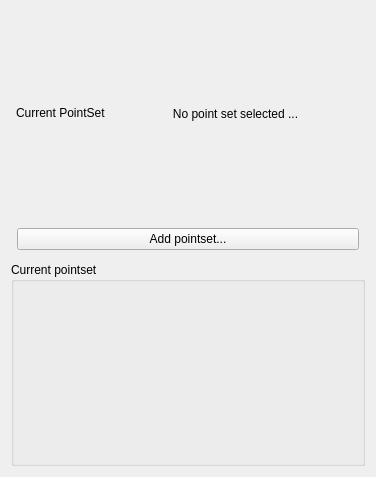
Qt form Plugins/org.mitk.gui.qt.pointsetinteraction/src/internal/QmitkPointSetInteractionViewControls.ui (MITK/MITK) before a commit.
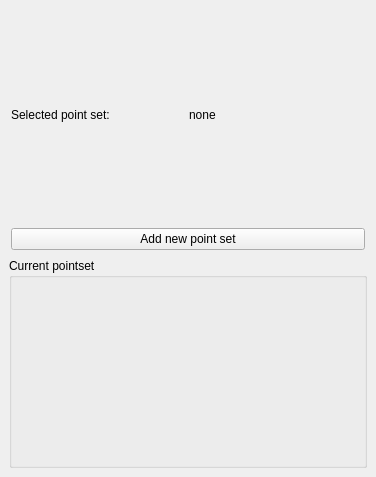
The same form after that commit. Custom widgets are drawn as their Qt base class.

Commit message: beautified ui of pointsetinteraction

```diff
--- a/Plugins/org.mitk.gui.qt.pointsetinteraction/src/internal/QmitkPointSetInteractionViewControls.ui
+++ b/Plugins/org.mitk.gui.qt.pointsetinteraction/src/internal/QmitkPointSetInteractionViewControls.ui
@@ -20,37 +20,31 @@
    <string>QmitkPointSetInteractionView</string>
   </property>
   <layout class="QVBoxLayout">
+   <property name="spacing">
+    <number>6</number>
+   </property>
+   <property name="margin">
+    <number>9</number>
+   </property>
    <item>
     <layout class="QHBoxLayout">
      <property name="spacing">
-      <number>5</number>
+      <number>2</number>
      </property>
      <property name="margin">
-      <number>5</number>
+      <number>2</number>
      </property>
      <item>
-      <widget class="QLabel" name="textLabel1">
-       <property name="sizePolicy">
-        <sizepolicy hsizetype="Maximum" vsizetype="Maximum">
-         <horstretch>0</horstretch>
-         <verstretch>0</verstretch>
-        </sizepolicy>
-       </property>
+      <widget class="QLabel" name="label">
        <property name="text">
-        <string>Current PointSet</string>
-       </property>
-       <property name="wordWrap">
-        <bool>false</bool>
+        <string>Selected point set:</string>
        </property>
       </widget>
      </item>
      <item>
       <widget class="QLabel" name="m_CurrentPointSetLabel">
        <property name="text">
-        <string>No point set selected ...</string>
-       </property>
-       <property name="alignment">
-        <set>Qt::AlignCenter</set>
+        <string>none</string>
        </property>
       </widget>
      </item>
@@ -59,15 +53,21 @@
    <item>
     <layout class="QVBoxLayout">
      <property name="spacing">
-      <number>5</number>
+      <number>2</number>
      </property>
      <property name="margin">
-      <number>6</number>
+      <number>2</number>
      </property>
      <item>
       <widget class="QPushButton" name="m_PbAddPointSet">
+       <property name="sizePolicy">
+        <sizepolicy hsizetype="Minimum" vsizetype="Fixed">
+         <horstretch>0</horstretch>
+         <verstretch>0</verstretch>
+        </sizepolicy>
+       </property>
        <property name="text">
-        <string>Add pointset...</string>
+        <string>Add new point set</string>
        </property>
       </widget>
      </item>
@@ -79,8 +79,21 @@
       <string>Current pointset</string>
      </property>
      <layout class="QVBoxLayout" name="verticalLayout">
+      <property name="spacing">
+       <number>2</number>
+      </property>
+      <property name="margin">
+       <number>2</number>
+      </property>
       <item>
-       <widget class="QmitkPointListWidget" name="m_PointListWidget" native="true"/>
+       <widget class="QmitkPointListWidget" name="m_PointListWidget" native="true">
+        <property name="sizePolicy">
+         <sizepolicy hsizetype="Expanding" vsizetype="Preferred">
+          <horstretch>0</horstretch>
+          <verstretch>0</verstretch>
+         </sizepolicy>
+        </property>
+       </widget>
       </item>
      </layout>
     </widget>
```
The commit also changes 1 other file.
